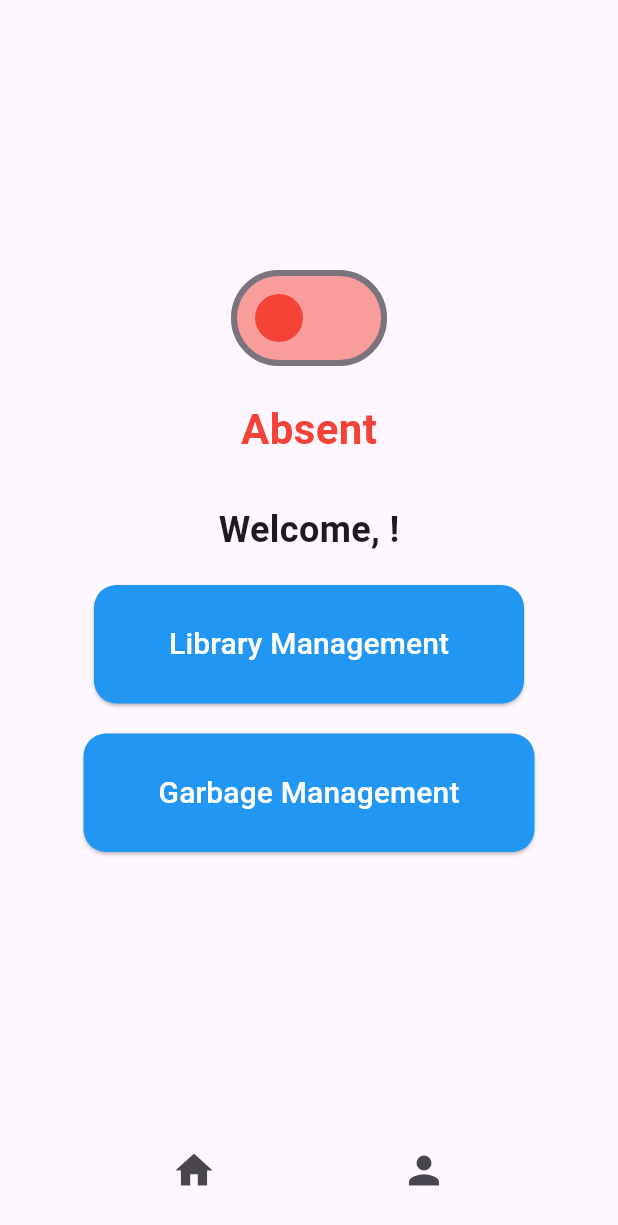
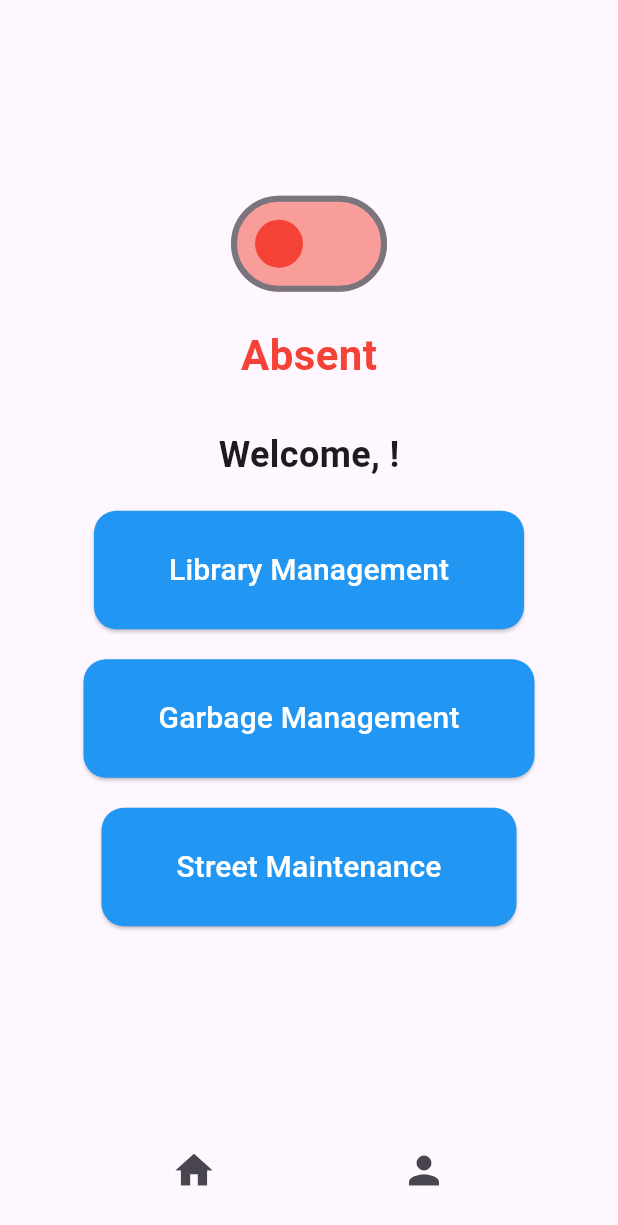
Before and after one commit to SanjanaJaya/mobile_application_development, a Flutter app: the StaffPage screen opened directly with empty values, on a phone screen of 412 x 824 dp. Shown: the top 1225 px of the screen. Run offline on Flutter 3.47's test engine with Material 3 defaults, Android fonts, the phone set to English and light mode, and no system bars; our stand-ins replace cloud_firestore, firebase_auth, firebase_core, lucide_icons; accounts and stored records are empty.

Commit message:
staff street maintenance side.

```diff
--- a/lib/staff.dart
+++ b/lib/staff.dart
@@ -2,6 +2,7 @@ import 'package:flutter/material.dart';
 import 'package:cloud_firestore/cloud_firestore.dart'; // Add Firestore package
 import 'librarystaff.dart'; // Import the librarystaff.dart file
 import 'garbagestaff.dart'; // Import the garbagestaff.dart file
+import 'streetstaff.dart'; // Import the streetstaff.dart file
 
 class StaffPage extends StatefulWidget {
   final Map<String, dynamic> staffData;
@@ -131,6 +132,29 @@ class _StaffPageState extends State<StaffPage> {
                       style: TextStyle(color: Colors.white, fontSize: 20),
                     ),
                   ),
+                  SizedBox(height: 20), // Add some space between buttons
+                  ElevatedButton(
+                    onPressed: () {
+                      // Navigate to Street Maintenance page
+                      Navigator.push(
+                        context,
+                        MaterialPageRoute(
+                          builder: (context) => StreetStaffPage(), // Redirect to StreetStaffPage
+                        ),
+                      );
+                    },
+                    style: ElevatedButton.styleFrom(
+                      backgroundColor: Colors.blue, // Same color for consistency
+                      padding: EdgeInsets.symmetric(horizontal: 50, vertical: 25),
+                      shape: RoundedRectangleBorder(
+                        borderRadius: BorderRadius.circular(15),
+                      ),
+                    ),
+                    child: Text(
+                      'Street Maintenance',
+                      style: TextStyle(color: Colors.white, fontSize: 20),
+                    ),
+                  ),
                 ],
               ),
             ),
```
Also changed, not shown: lib/streetstaff.dart (added, +64 -0 lines).
